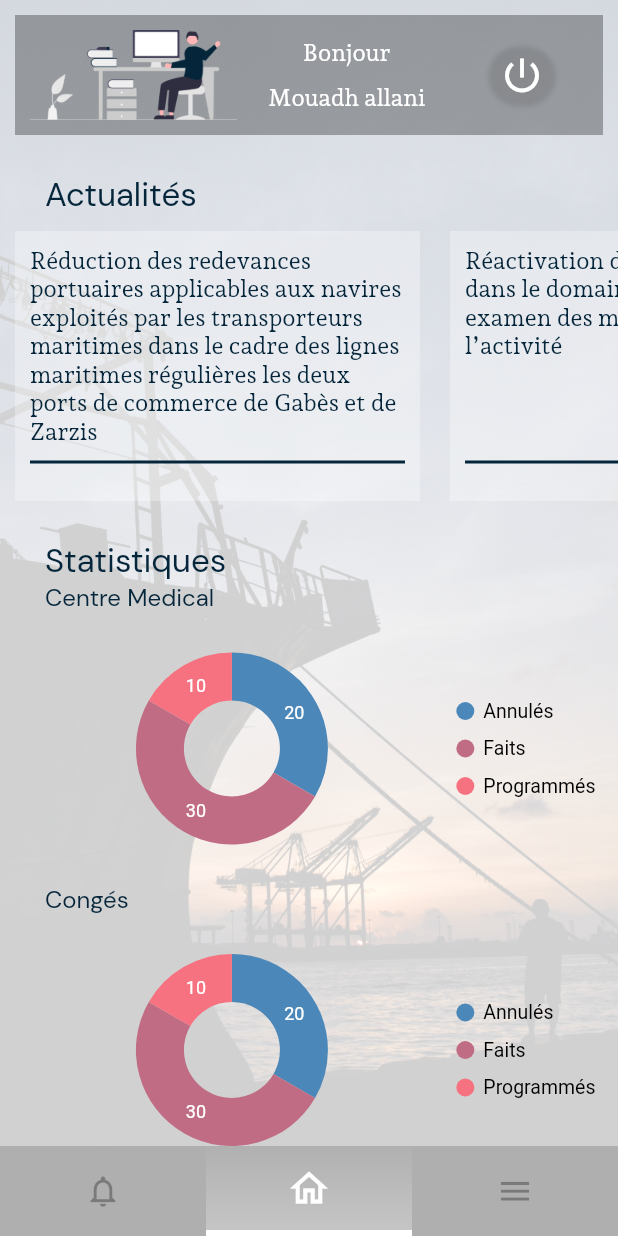
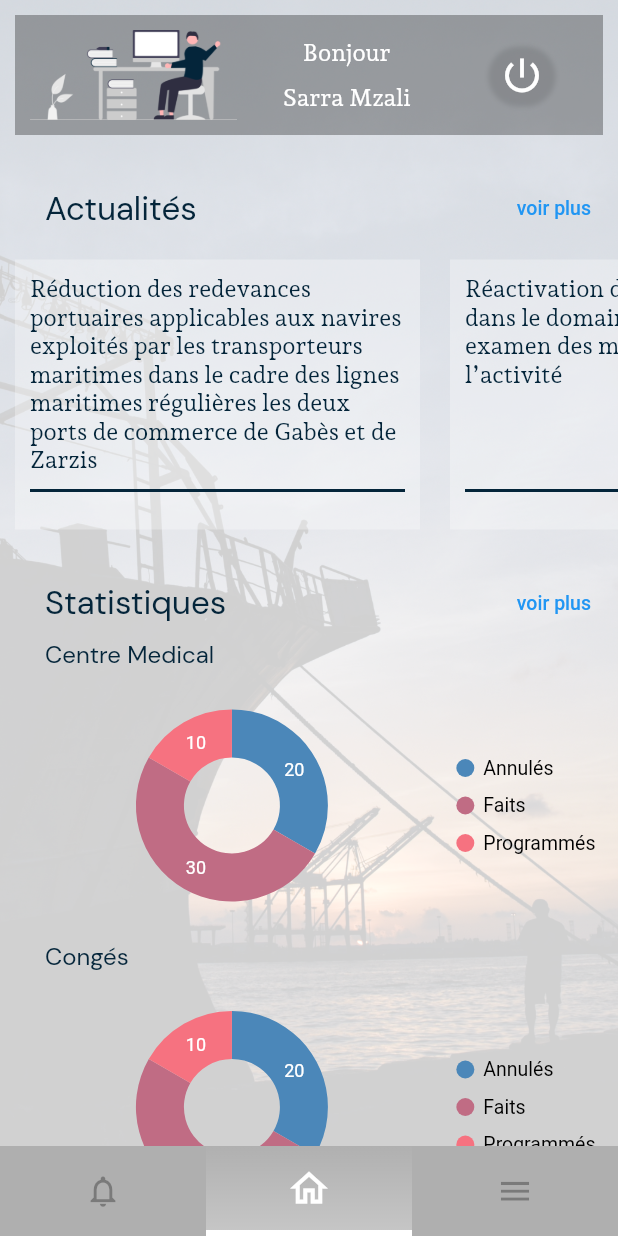
Before and after one commit to sarramz/portailpersonnelfin, a Flutter app: the screen it shows after launch, after a tap on "Connexion", on a phone screen of 412 x 824 dp. Run offline on Flutter 3.47's test engine with Material 2 defaults, Android fonts, the phone set to English and light mode, and no system bars; our stand-ins replace select_form_field, syncfusion_flutter_charts, syncfusion_flutter_datepicker, table_calendar.

```diff
--- a/lib/main.dart
+++ b/lib/main.dart
@@ -9,96 +9,8 @@ class MyApp extends StatelessWidget {
   @override
   Widget build(BuildContext context) {
     return MaterialApp(
-      title: 'Flutter Demo',
-      theme: ThemeData(
-        primarySwatch: Colors.blue,
-      ),
+      debugShowCheckedModeBanner: false,
       home: LoginBody(),
     );
   }
 }
-
-// class MyHomePage extends StatefulWidget {
-//   MyHomePage({Key? key, required this.title}) : super(key: key);
-//
-//   // This widget is the home page of your application. It is stateful, meaning
-//   // that it has a State object (defined below) that contains fields that affect
-//   // how it looks.
-//
-//   // This class is the configuration for the state. It holds the values (in this
-//   // case the title) provided by the parent (in this case the App widget) and
-//   // used by the build method of the State. Fields in a Widget subclass are
-//   // always marked "final".
-//
-//   final String title;
-//
-//   @override
-//   _MyHomePageState createState() => _MyHomePageState();
-// }
-//
-// class _MyHomePageState extends State<MyHomePage> {
-//   int _counter = 0;
-//
-//   void _incrementCounter() {
-//     setState(() {
-//       // This call to setState tells the Flutter framework that something has
-//       // changed in this State, which causes it to rerun the build method below
-//       // so that the display can reflect the updated values. If we changed
-//       // _counter without calling setState(), then the build method would not be
-//       // called again, and so nothing would appear to happen.
-//       _counter++;
-//     });
-//   }
-//
-//   @override
-//   Widget build(BuildContext context) {
-//     // This method is rerun every time setState is called, for instance as done
-//     // by the _incrementCounter method above.
-//     //
-//     // The Flutter framework has been optimized to make rerunning build methods
-//     // fast, so that you can just rebuild anything that needs updating rather
-//     // than having to individually change instances of widgets.
-//     return Scaffold(
-//       appBar: AppBar(
-//         // Here we take the value from the MyHomePage object that was created by
-//         // the App.build method, and use it to set our appbar title.
-//         title: Text(widget.title),
-//       ),
-//       body: Center(
-//         // Center is a layout widget. It takes a single child and positions it
-//         // in the middle of the parent.
-//         child: Column(
-//           // Column is also a layout widget. It takes a list of children and
-//           // arranges them vertically. By default, it sizes itself to fit its
-//           // children horizontally, and tries to be as tall as its parent.
-//           //
-//           // Invoke "debug painting" (press "p" in the console, choose the
-//           // "Toggle Debug Paint" action from the Flutter Inspector in Android
-//           // Studio, or the "Toggle Debug Paint" command in Visual Studio Code)
-//           // to see the wireframe for each widget.
-//           //
-//           // Column has various properties to control how it sizes itself and
-//           // how it positions its children. Here we use mainAxisAlignment to
-//           // center the children vertically; the main axis here is the vertical
-//           // axis because Columns are vertical (the cross axis would be
-//           // horizontal).
-//           mainAxisAlignment: MainAxisAlignment.center,
-//           children: <Widget>[
-//             Text(
-//               'You have pushed the button this many times:',
-//             ),
-//             Text(
-//               '$_counter',
-//               style: Theme.of(context).textTheme.headline4,
-//             ),
-//           ],
-//         ),
-//       ),
-//       floatingActionButton: FloatingActionButton(
-//         onPressed: _incrementCounter,
-//         tooltip: 'Increment',
-//         child: Icon(Icons.add),
-//       ), // This trailing comma makes auto-formatting nicer for build methods.
-//     );
-//   }
-// }
--- a/lib/pages/conges/mes_congés.dart
+++ b/lib/pages/conges/mes_congés.dart
@@ -3,13 +3,13 @@ import 'package:flutter/material.dart';
 import 'body.dart';
 
 class MyHolidays extends StatelessWidget {
-
   // This widget is the root of your application.
   @override
   Widget build(BuildContext context) {
     return MaterialApp(
       title: 'Flutter Demo',
-      home:  Scaffold(
+      debugShowCheckedModeBanner: false,
+      home: Scaffold(
         body: SafeArea(
             child: Container(
           decoration: BoxDecoration(
@@ -19,8 +19,7 @@ class MyHolidays extends StatelessWidget {
             ),
           ),
           child: MyBody(),
-            )
-        ),
+        )),
       ),
     );
   }
--- a/lib/pages/login/login.dart
+++ b/lib/pages/login/login.dart
@@ -1,7 +1,6 @@
 import 'package:flutter/material.dart';
-import 'package:portail_personnel/widgets/fieldsL.dart';
+import 'package:portail_personnel/widgets/authentification.dart';
 import 'package:portail_personnel/widgets/btn.dart';
-
 
 class LoginBody extends StatelessWidget {
   const LoginBody({Key? key}) : super(key: key);
@@ -9,33 +8,33 @@ class LoginBody extends StatelessWidget {
   @override
   Widget build(BuildContext context) {
     return Scaffold(
-      body: Container(
-        decoration: BoxDecoration(
-          image: DecorationImage(
-            image: AssetImage("images/bg.png"),
-            fit: BoxFit.cover,
-          ),
-        ),
-        child: SafeArea(
+      body: SafeArea(
         child: SingleChildScrollView(
           child: Container(
             height: MediaQuery.of(context).size.height,
-              padding: EdgeInsets.only(left: 30.0,right: 30.0),
+            padding: EdgeInsets.only(left: 30.0, right: 30.0),
             child: Column(
               mainAxisSize: MainAxisSize.max,
-                children: [
-                  SizedBox(height: 20,),
+              children: <Widget>[
+                SizedBox(
+                  height: 20,
+                ),
                 Logo(),
-                  SizedBox(height: 30,),
+                SizedBox(
+                  height: 30,
+                ),
                 Titre("Portail Personnel"),
-                  SizedBox(height: 30,),
+                SizedBox(
+                  height: 30,
+                ),
                 FieldRow("Matricule", Icons.person),
                 FieldRow("Mot de passe", Icons.lock),
                 ConnectBtn(),
-                  SizedBox(height: 60,),
+                SizedBox(
+                  height: 60,
+                ),
                 FingerPrint()
               ],
-              ),
             ),
           ),
         ),
--- a/lib/widgets/appbar_d.dart
+++ b/lib/widgets/appbar_d.dart
@@ -1,6 +1,5 @@
 import 'package:flutter/material.dart';
 import 'package:portail_personnel/pages/login/login.dart';
-
 
 class MyAppBar extends StatelessWidget {
   const MyAppBar({Key? key}) : super(key: key);
@@ -12,17 +11,12 @@ class MyAppBar extends StatelessWidget {
       margin: EdgeInsets.all(10.0),
       height: 80,
       width: double.infinity,
-      decoration: BoxDecoration(
-        color: Colors.black.withOpacity(0.3)
-      ),
+      decoration: BoxDecoration(color: Colors.black.withOpacity(0.3)),
       child: Row(
         mainAxisAlignment: MainAxisAlignment.spaceBetween,
         children: [
-          Container(
-            height: 60,
-              child: Image.asset("images/hello.png")
-          ),
-          HelloText("Mouadh allani"),
+          Container(height: 60, child: Image.asset("images/hello.png")),
+          HelloText("Sarra Mzali"),
           Logout(),
         ],
       ),
@@ -31,7 +25,7 @@ class MyAppBar extends StatelessWidget {
 }
 
 class HelloText extends StatelessWidget {
-  const HelloText(this.name,{Key? key}) : super(key: key);
+  const HelloText(this.name, {Key? key}) : super(key: key);
   final String name;
 
   @override
@@ -40,22 +34,26 @@ class HelloText extends StatelessWidget {
         child: Column(
       mainAxisAlignment: MainAxisAlignment.spaceAround,
       children: [
-          Text("Bonjour",style: TextStyle(
+        Text(
+          "Bonjour",
+          style: TextStyle(
             color: Colors.white,
             fontFamily: 'andada',
             fontSize: 16,
-          ),),
+          ),
+        ),
         Container(
-            child: Text(name,style: TextStyle(
+          child: Text(
+            name,
+            style: TextStyle(
               color: Colors.white,
               fontFamily: 'andada',
               fontSize: 16,
-
-            ),),
+            ),
+          ),
         ),
       ],
-      )
-    );
+    ));
   }
 }
 
@@ -67,24 +65,20 @@ class Logout extends StatelessWidget {
     return Container(
       child: FlatButton(
         onPressed: () {
-          Navigator.of(context).push(
-              MaterialPageRoute(builder: (context) =>LoginBody())
-          );
-        } ,
+          Navigator.of(context)
+              .push(MaterialPageRoute(builder: (context) => LoginBody()));
+        },
         child: Container(
           width: 40,
           height: 35,
-            decoration: BoxDecoration(
-                boxShadow: [
+          decoration: BoxDecoration(boxShadow: [
             BoxShadow(
               color: Colors.black.withOpacity(0.1),
               spreadRadius: 2.5,
               blurRadius: 2,
               offset: Offset(0, 1), // changes position of shadow
             ),
-                ],
-                borderRadius: BorderRadius.circular(50)
-            ),
+          ], borderRadius: BorderRadius.circular(50)),
           child: Icon(
             Icons.power_settings_new_outlined,
             color: Colors.white,
--- a/lib/widgets/bottombar.dart
+++ b/lib/widgets/bottombar.dart
@@ -39,13 +39,13 @@ class _MyBottomBar extends State<MyBottomBar> {
               Icons.add_box_outlined,
               color: Color(0xff04253A),
             ),
-              title: Text("Demande",style: TextStyle(color: Color(0xff04253A)),),
+              label: "Demande",
             ),
             BottomNavigationBarItem(icon: Icon(
               Icons.preview_outlined,
               color: Color(0xff04253A),
             ),
-              title: Text('Mes Services',style: TextStyle(color: Color(0xff04253A))),
+              label: 'Mes Services',
             ),
 
           ],
--- a/lib/widgets/title.dart
+++ b/lib/widgets/title.dart
@@ -7,14 +7,30 @@ class MyTitle extends StatelessWidget {
   @override
   Widget build(BuildContext context) {
     return Container(
-      margin: EdgeInsets.only(top: 15.0,left: 30.0),
-      child: Text( t,
-        style: TextStyle(
-          color:  Color(0xff04253A),
-          fontFamily: 'dm',
-          fontSize: 22
-        ),
+      margin: EdgeInsets.only(top: 15.0,left: 30.0,right: 10.0),
+      child: Row(
+          mainAxisAlignment: MainAxisAlignment.spaceBetween,
+          children: [
+            Text( t,
+              style: TextStyle(
+                  color:  Color(0xff04253A),
+                  fontFamily: 'dm',
+                  fontSize: 22
+              ),
+            ),
+            Container(
+              child: TextButton(
+                child: Text('voir plus', style: TextStyle(fontSize: 13.0),),
+                onPressed: () {},
+              ),
+            ),
+          ]
       ),
+
+
+
+
+
     );
   }
 }
```
Also changed, not shown: lib/pages/menu/menu.dart (+12 -17 lines), lib/generated/assets.dart (added), lib/widgets/authentification.dart (renamed from lib/widgets/fieldsL.dart), pubspec.lock, 2 other files. Lines whose indentation alone changed are shown as unchanged.
